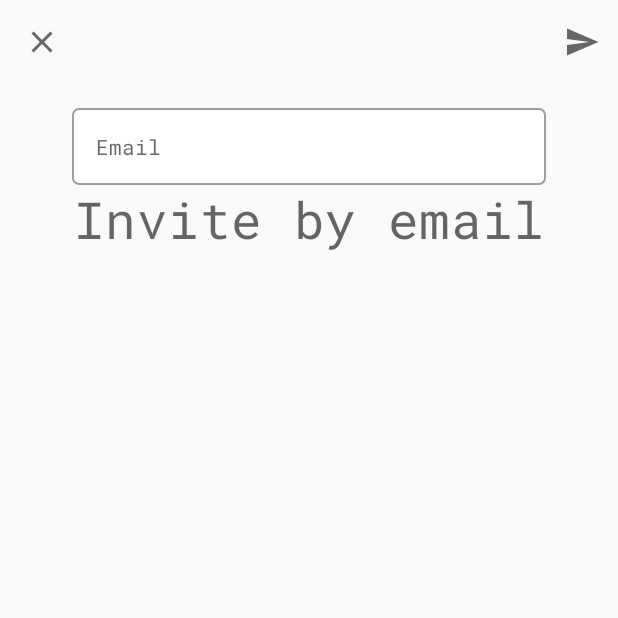
After one commit to ksinsangre/travelplan, an Android app: the InviteActivity screen opened directly, with no data from a screen before it, on a phone screen of 412 x 824 dp, the top half of it. The commit adds this screen. Run offline under Robolectric (Android 15) with nearby library versions, the phone set to English and light mode, and no system bars.

Commit message:
invitation view

```diff
--- a/app/build.gradle
+++ b/app/build.gradle
@@ -60,6 +60,7 @@ dependencies {
     implementation 'com.google.firebase:firebase-storage-ktx:19.1.1'
     implementation 'com.google.firebase:firebase-firestore-ktx:21.4.1'
     implementation 'com.google.firebase:firebase-functions-ktx:19.0.2'
+    implementation 'com.google.firebase:firebase-dynamic-links:19.1.0'
     implementation 'com.firebaseui:firebase-ui-auth:6.2.0'
     implementation 'com.google.android.libraries.places:places:2.2.0'
     implementation 'com.google.android.gms:play-services-maps:17.0.0'
--- a/app/src/main/AndroidManifest.xml
+++ b/app/src/main/AndroidManifest.xml
@@ -10,12 +10,14 @@
         android:label="@string/app_name"
         android:roundIcon="@mipmap/ic_launcher_round"
         android:supportsRtl="false"
-        tools:replace="android:supportsRtl"
-        android:theme="@style/AppTheme">
+        android:theme="@style/AppTheme"
+        tools:replace="android:supportsRtl">
+        <activity android:name=".user.invite.InviteActivity"></activity>
+
         <meta-data
-            tools:replace="android:value"
             android:name="com.facebook.sdk.ApplicationId"
-            android:value="@string/facebook_app_id" />
+            android:value="@string/facebook_app_id"
+            tools:replace="android:value" />
 
         <activity
             android:name="com.facebook.FacebookActivity"
@@ -33,8 +35,7 @@
                 <data android:scheme="@string/fb_login_protocol_scheme" />
             </intent-filter>
         </activity>
-
-        <activity android:name=".user.login.EmailPasswordActivity"></activity>
+        <activity android:name=".user.login.EmailPasswordActivity" />
         <activity
             android:name=".user.admin.AdminProfileActivity"
             android:screenOrientation="portrait" />
--- /dev/null
+++ b/app/src/main/kotlin/com/nelsito/travelplan/user/invite/InviteActivity.kt
@@ -0,0 +1,49 @@
+package com.nelsito.travelplan.user.invite
+
+import androidx.appcompat.app.AppCompatActivity
+import android.os.Bundle
+import android.view.Menu
+import android.view.MenuItem
+import android.view.View
+import com.nelsito.travelplan.R
+import kotlinx.android.synthetic.main.activity_invite.*
+
+class InviteActivity : AppCompatActivity(), InviteView {
+
+    private lateinit var presenter: InvitePresenter
+
+    override fun onCreate(savedInstanceState: Bundle?) {
+        super.onCreate(savedInstanceState)
+        setContentView(R.layout.activity_invite)
+
+        setSupportActionBar(toolbar)
+        title = ""
+        with(supportActionBar!!) {
+            setHomeAsUpIndicator(R.drawable.ic_close_black_24dp)
+            setDisplayHomeAsUpEnabled(true)
+            setDisplayShowHomeEnabled(true)
+        }
+        toolbar.setOnMenuItemClickListener { menuItem: MenuItem ->
+            when(menuItem.itemId) {
+                R.id.menu_send -> {
+                    progress.visibility = View.VISIBLE
+                    presenter.sendInvitation(txt_email.text.toString())
+                    true
+                }
+                else -> false
+            }
+        }
+
+        presenter = InvitePresenter(this)
+    }
+
+    override fun onCreateOptionsMenu(menu: Menu?): Boolean {
+        menuInflater.inflate(R.menu.menu_invite, menu)
+        return super.onCreateOptionsMenu(menu)
+    }
+
+    override fun onSupportNavigateUp(): Boolean {
+        onBackPressed()
+        return true
+    }
+}
--- /dev/null
+++ b/app/src/main/kotlin/com/nelsito/travelplan/user/invite/InvitePresenter.kt
@@ -0,0 +1,12 @@
+package com.nelsito.travelplan.user.invite
+
+class InvitePresenter(inviteView: InviteView) {
+    fun sendInvitation(email: String) {
+
+    }
+
+}
+
+interface InviteView {
+
+}
--- /dev/null
+++ b/app/src/main/res/drawable/ic_send_black_24dp.xml
@@ -0,0 +1,5 @@
+<vector android:height="24dp" android:tint="#666666"
+    android:viewportHeight="24.0" android:viewportWidth="24.0"
+    android:width="24dp" xmlns:android="http://schemas.android.com/apk/res/android">
+    <path android:fillColor="#FF000000" android:pathData="M2.01,21L23,12 2.01,3 2,10l15,2 -15,2z"/>
+</vector>
--- /dev/null
+++ b/app/src/main/res/drawable/ic_share_black_24dp.xml
@@ -0,0 +1,5 @@
+<vector android:height="24dp" android:tint="#666666"
+    android:viewportHeight="24.0" android:viewportWidth="24.0"
+    android:width="24dp" xmlns:android="http://schemas.android.com/apk/res/android">
+    <path android:fillColor="#FF000000" android:pathData="M18,16.08c-0.76,0 -1.44,0.3 -1.96,0.77L8.91,12.7c0.05,-0.23 0.09,-0.46 0.09,-0.7s-0.04,-0.47 -0.09,-0.7l7.05,-4.11c0.54,0.5 1.25,0.81 2.04,0.81 1.66,0 3,-1.34 3,-3s-1.34,-3 -3,-3 -3,1.34 -3,3c0,0.24 0.04,0.47 0.09,0.7L8.04,9.81C7.5,9.31 6.79,9 6,9c-1.66,0 -3,1.34 -3,3s1.34,3 3,3c0.79,0 1.5,-0.31 2.04,-0.81l7.12,4.16c-0.05,0.21 -0.08,0.43 -0.08,0.65 0,1.61 1.31,2.92 2.92,2.92 1.61,0 2.92,-1.31 2.92,-2.92s-1.31,-2.92 -2.92,-2.92z"/>
+</vector>
--- /dev/null
+++ b/app/src/main/res/layout/activity_invite.xml
@@ -0,0 +1,74 @@
+<?xml version="1.0" encoding="utf-8"?>
+<androidx.coordinatorlayout.widget.CoordinatorLayout
+    xmlns:android="http://schemas.android.com/apk/res/android"
+    xmlns:app="http://schemas.android.com/apk/res-auto"
+    xmlns:tools="http://schemas.android.com/tools"
+    android:layout_width="match_parent"
+    android:layout_height="match_parent"
+    android:background="#FAFAFA"
+    tools:context=".trips.edit.EditTripActivity">
+
+    <com.google.android.material.appbar.AppBarLayout
+        android:id="@+id/appbarlayout"
+        android:layout_width="match_parent"
+        android:layout_height="wrap_content"
+        android:background="#FAFAFA"
+        android:fitsSystemWindows="true"
+        app:liftOnScroll="true">
+
+        <com.google.android.material.appbar.MaterialToolbar
+            style="@style/Widget.MaterialComponents.Toolbar.Surface"
+            android:id="@+id/toolbar"
+            android:layout_width="match_parent"
+            android:background="#FAFAFA"
+            app:fontFamily="@font/roboto_mono"
+            android:layout_height="?attr/actionBarSize"
+            app:popupTheme="@style/AppTheme.PopupOverlay" />
+    </com.google.android.material.appbar.AppBarLayout>
+
+    <androidx.constraintlayout.widget.ConstraintLayout
+        android:layout_width="match_parent"
+        android:layout_height="match_parent"
+        android:paddingLeft="48dp"
+        android:paddingRight="48dp"
+        app:layout_behavior="@string/appbar_scrolling_view_behavior">
+        <com.google.android.material.textfield.TextInputEditText
+            android:id="@+id/txt_email"
+            style="@style/TextAppearance.AppCompat.Small"
+            android:layout_width="match_parent"
+            android:layout_height="wrap_content"
+            android:layout_marginTop="16dp"
+            android:background="@drawable/rounded_textview"
+            android:gravity="top"
+            android:hint="Email"
+            android:padding="16dp"
+            android:textColor="#747574"
+            app:fontFamily="@font/roboto_mono"
+            app:layout_constraintLeft_toLeftOf="parent"
+            app:layout_constraintTop_toTopOf="parent" />
+
+        <TextView
+            android:id="@+id/invite_placeholder"
+            style="@style/TextAppearance.MaterialComponents.Headline4"
+            android:gravity="center"
+            android:layout_width="wrap_content"
+            android:layout_height="wrap_content"
+            app:fontFamily="@font/roboto_mono"
+            android:text="Invite by email"
+            app:layout_constraintEnd_toEndOf="parent"
+            app:layout_constraintStart_toStartOf="parent"
+            app:layout_constraintTop_toBottomOf="@id/txt_email" />
+
+        <ProgressBar
+            android:id="@+id/progress"
+            android:layout_width="3dp"
+            android:layout_height="4dp"
+            android:visibility="gone"
+            app:layout_constraintVertical_bias=".25"
+            app:layout_constraintBottom_toBottomOf="parent"
+            app:layout_constraintEnd_toEndOf="parent"
+            app:layout_constraintStart_toStartOf="parent"
+            app:layout_constraintTop_toTopOf="parent" />
+    </androidx.constraintlayout.widget.ConstraintLayout>
+
+</androidx.coordinatorlayout.widget.CoordinatorLayout>
--- /dev/null
+++ b/app/src/main/res/menu/menu_invite.xml
@@ -0,0 +1,8 @@
+<?xml version="1.0" encoding="utf-8"?>
+<menu xmlns:android="http://schemas.android.com/apk/res/android"
+    xmlns:app="http://schemas.android.com/apk/res-auto">
+<item android:id="@+id/menu_send"
+    android:icon="@drawable/ic_send_black_24dp"
+    android:title="Send"
+    app:showAsAction="always"/>
+</menu>
--- a/app/src/main/res/menu/menu_user_list.xml
+++ b/app/src/main/res/menu/menu_user_list.xml
@@ -13,4 +13,10 @@
         android:title="Map Trips"
         app:showAsAction="always" />
 
+    <item
+        android:id="@+id/menu_invite"
+        android:icon="@drawable/ic_share_black_24dp"
+        android:title="Invite"
+        app:showAsAction="always" />
+
 </menu>
```
